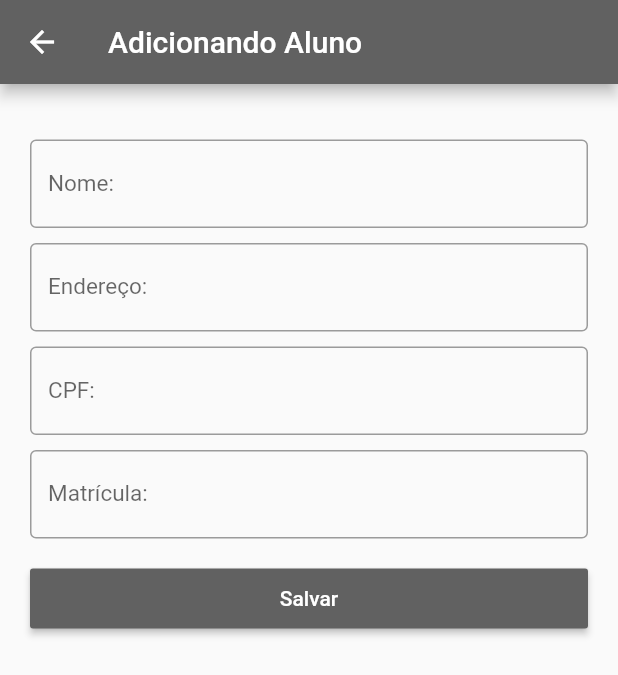
After one commit to rodrigobrochardt/dsi, a Flutter app: the AlunosInfo screen opened directly, on a phone screen of 412 x 824 dp. The commit adds this screen. Shown: the top 675 px of the screen. Run offline on Flutter 3.47's test engine with Material 2 defaults, Android fonts, the phone set to English and light mode, and no system bars; our stand-ins replace shared_preferences; accounts and stored records are empty.

Commit message:
funções para informação de aluno adicionadas

```diff
--- /dev/null
+++ b/lib/alunos_info_page.dart
@@ -0,0 +1,173 @@
+import 'package:add_to_app/alunos_list_page.dart';
+import 'package:flutter/material.dart';
+
+class Aluno {
+  //atributos  de aluno
+  String nome;
+  String matricula;
+  String cpf;
+  String endereco;
+  Aluno({this.nome, this.matricula, this.cpf, this.endereco});
+  Aluno.fromJson(Map<String, dynamic> json) {
+    nome = json['nome'];
+    matricula = json['matricula'];
+    cpf = json['cpf'];
+    endereco = json['endereco'];
+  }
+  Map<String, dynamic> toJson() {
+    final Map<String, dynamic> data = new Map<String, dynamic>();
+    data['nome'] = this.nome;
+    data['matricula'] = this.matricula;
+    data['cpf'] = this.cpf;
+    data['endereco'] = this.endereco;
+    return data;
+  }
+}
+
+class AlunosInfo extends StatefulWidget {
+  String nome, cpf, endereco, matricula;
+  String
+      titulo; //variavel para verificar se esta adicionando ou criando novo aluno para mudar titulo da tela
+  AlunosInfo({this.nome, this.cpf, this.endereco, this.matricula, this.titulo});
+  @override
+  _AlunosInfoState createState() => _AlunosInfoState();
+}
+
+class _AlunosInfoState extends State<AlunosInfo> {
+  String msg = '';
+  Color validcolor = Colors.grey[700];
+  void isValidInfo(validing) {
+    if (validing) {
+      msg = 'Cadastro concluído!';
+      validcolor = Colors.green;
+    } else {
+      msg = 'Campo(s) inválido(s)!';
+      validcolor = Colors.red;
+    }
+    setState(() {
+      msg = msg;
+      validcolor = validcolor;
+    });
+  }
+
+  @override
+  Widget build(BuildContext context) {
+    return Scaffold(
+        appBar: AppBar(
+          title: Text(widget.titulo),
+        ),
+        body: SingleChildScrollView(
+          child: SizedBox(
+            width: MediaQuery.of(context).size.width, //busca tamanho da tela
+            height: MediaQuery.of(context).size.height, //busca tamanho da tela
+            child: Padding(
+              padding: const EdgeInsets.all(20), //limita o tamanho dos widgets
+              child: Column(
+                mainAxisAlignment: MainAxisAlignment.start,
+                children: [
+                  Text(
+                    msg,
+                    style: TextStyle(color: validcolor),
+                  ),
+                  SizedBox(
+                    height: 1,
+                  ),
+                  TextFormField(
+                    initialValue: widget.nome,
+                    onChanged: (text) {
+                      widget.nome = text;
+                    },
+                    keyboardType: TextInputType.text,
+                    decoration: const InputDecoration(
+                      labelText: 'Nome:',
+                      labelStyle: TextStyle(fontSize: 15),
+                      border: OutlineInputBorder(),
+                    ),
+                  ),
+                  SizedBox(
+                    //espaçamento entre widgets
+                    height: 10,
+                  ),
+                  TextFormField(
+                    initialValue: widget.endereco,
+                    onChanged: (text) {
+                      widget.endereco = text;
+                    },
+                    keyboardType: TextInputType.emailAddress,
+                    decoration: const InputDecoration(
+                      labelText: 'Endereço:',
+                      labelStyle: TextStyle(fontSize: 15),
+                      border: OutlineInputBorder(),
+                    ),
+                  ),
+                  SizedBox(
+                    //espaçamento entre widgets
+                    height: 10,
+                  ),
+                  TextFormField(
+                    initialValue: widget.cpf,
+                    onChanged: (text) {
+                      widget.cpf = text;
+                    },
+                    keyboardType: TextInputType.number,
+                    decoration: const InputDecoration(
+                      labelText: 'CPF:',
+                      labelStyle: TextStyle(fontSize: 15),
+                      border: OutlineInputBorder(),
+                    ),
+                  ),
+                  SizedBox(
+                    //espaçamento entre widgets
+                    height: 10,
+                  ),
+                  TextFormField(
+                    initialValue: widget.matricula,
+                    onChanged: (text) {
+                      widget.matricula = text;
+                    },
+                    keyboardType: TextInputType.text,
+                    decoration: const InputDecoration(
+                      labelText: 'Matrícula:',
+                      labelStyle: TextStyle(fontSize: 15),
+                      border: OutlineInputBorder(),
+                    ),
+                  ),
+                  SizedBox(
+                    //espaçamento entre widgets
+                    height: 20,
+                  ),
+                  SizedBox(
+                      //espaço que o botão irá ocupar
+                      width: double.infinity,
+                      height: 40,
+                      child: RaisedButton(
+                        onPressed: () {
+                          if (widget.nome != '' &&
+                              widget.cpf != '' &&
+                              widget.endereco != '' &&
+                              widget.matricula != '') {
+                            // condição que precisa deixar os espaços preenchidos e senhas iguais
+                            isValidInfo(true);
+                            Navigator.pop(context, [
+                              widget.nome,
+                              widget.cpf,
+                              widget.endereco,
+                              widget.matricula
+                            ]);
+                          } else {
+                            isValidInfo(false);
+                          }
+                        },
+                        color: Colors.grey[700],
+                        child: Text(
+                          'Salvar',
+                          style: TextStyle(color: Colors.white),
+                        ),
+                      )),
+                ],
+              ),
+            ),
+          ),
+        ));
+  }
+}
--- /dev/null
+++ b/lib/models/alunos.dart
@@ -0,0 +1,5 @@
+class Alunos {
+  int id;
+  String nome, matricula;
+  Alunos({this.id, this.nome, this.matricula});
+}
--- a/pubspec.yaml
+++ b/pubspec.yaml
@@ -25,9 +25,11 @@ dependencies:
     sdk: flutter
 
 
+
   # The following adds the Cupertino Icons font to your application.
   # Use with the CupertinoIcons class for iOS style icons.
   cupertino_icons: ^0.1.3
+  shared_preferences: ^0.5.3
 
 dev_dependencies:
   flutter_test:
```
Also changed, not shown: lib/alunos_list_page.dart (added, +161 -0 lines), lib/app_widget.dart (+18 -2 lines), pubspec.lock.
